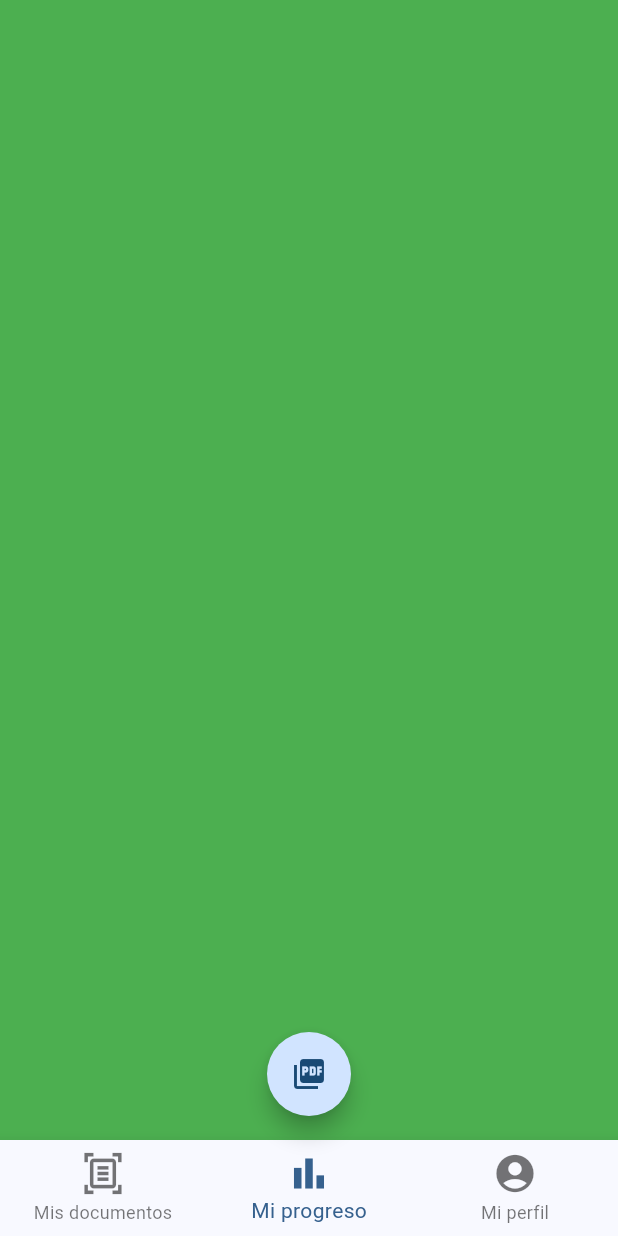
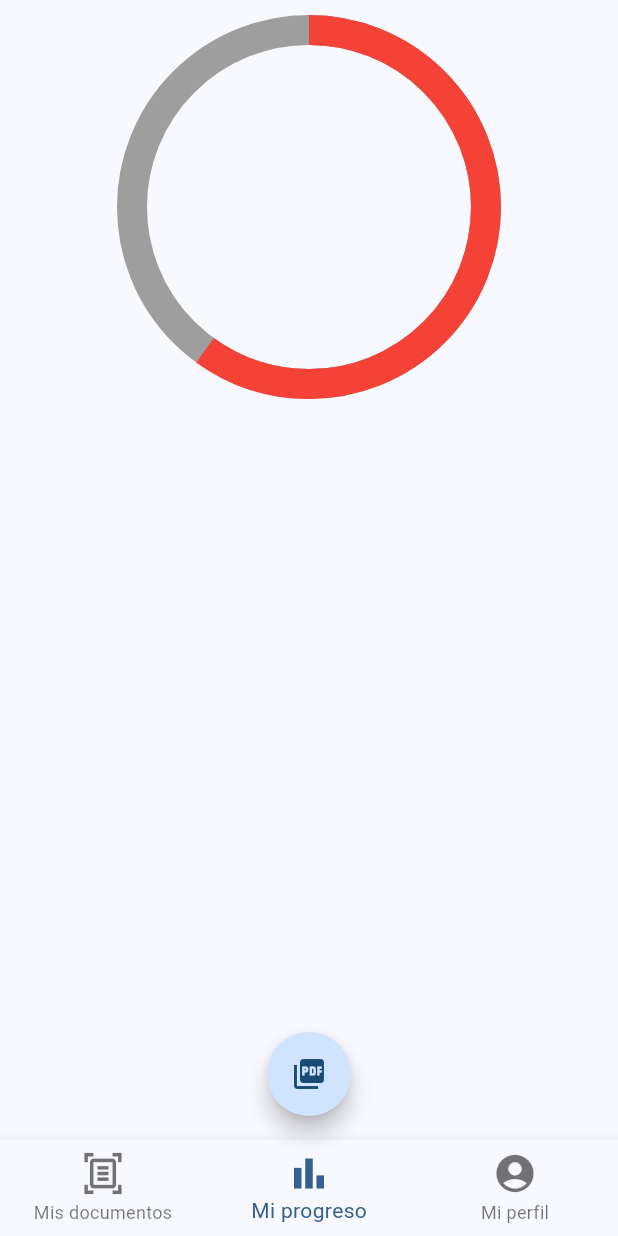
Before and after one commit to RubenCamachoAlvarez/gestor_horas_complementarias, a Flutter app: the screen it shows after launch, on a phone screen of 412 x 824 dp. Run offline on Flutter 3.47's test engine with Material 3 defaults, Android fonts, the phone set to English and light mode, and no system bars; our stand-ins replace cloud_firestore, file_picker, firebase_core, firebase_storage; accounts and stored records are empty; generated files the repository leaves out were written again.

Commit message:
Cambios en la notificacion de progreso

```diff
--- a/lib/vistas/BarraProgresoEstudiante.dart
+++ b/lib/vistas/BarraProgresoEstudiante.dart
@@ -1,5 +1,7 @@
 
+import 'package:flutter/cupertino.dart';
 import 'package:flutter/material.dart';
+import 'package:flutter/painting.dart';
 
 class BarraProgresoEstudianteWidget extends StatefulWidget {
 
@@ -18,27 +20,53 @@ class BarraProgresoEstudianteState extends State<BarraProgresoEstudianteWidget>
   @override
   Widget build(BuildContext context) {
 
-    return Container(
+    return Column(
 
-      color: Colors.amber,
+      mainAxisAlignment: MainAxisAlignment.center,
 
-      alignment: Alignment.center,
+      crossAxisAlignment: CrossAxisAlignment.center,
 
-      child:
+      children: <Widget>[
 
-      ListView(
+        Expanded(
 
-        children: const <Widget>[
+          child: ListView(
 
-          Text("Hola mundo", textAlign: TextAlign.center,),
+            padding: EdgeInsets.all(120),
 
-          Text("Hola mundo 2"),
+            children: <Widget>[
 
-          Text("Hola mundo 3"),
+              Column(
 
-        ],
+                children: [
 
-      )
+                  CircularProgressIndicator(
+
+                      color: Colors.red,
+
+                      backgroundColor: Colors.grey,
+
+                      value: 0.6,
+
+                      strokeWidth: 20,
+
+                      strokeAlign: 10,
+
+                    )
+
+                ],
+
+              )
+
+
+
+            ],
+
+          ),
+
+        )
+
+      ]
 
     );
 
--- a/lib/vistas/DashboardEstudiante.dart
+++ b/lib/vistas/DashboardEstudiante.dart
@@ -41,13 +41,13 @@ class DashboardEstudianteState extends State<DashboardEstudianteWidget> {
 
   final vistas = <Widget>[
 
-    const BarraProgresoEstudianteWidget(),
-
     Container(
 
       color: Colors.green,
 
     ),
+
+    const BarraProgresoEstudianteWidget(),
 
     Container(
 
```
